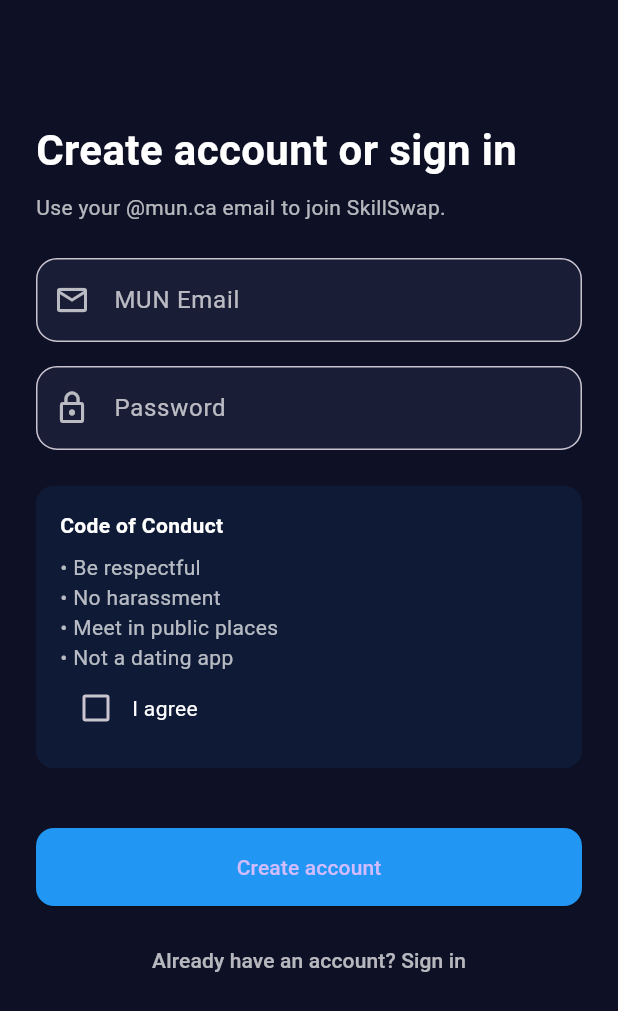
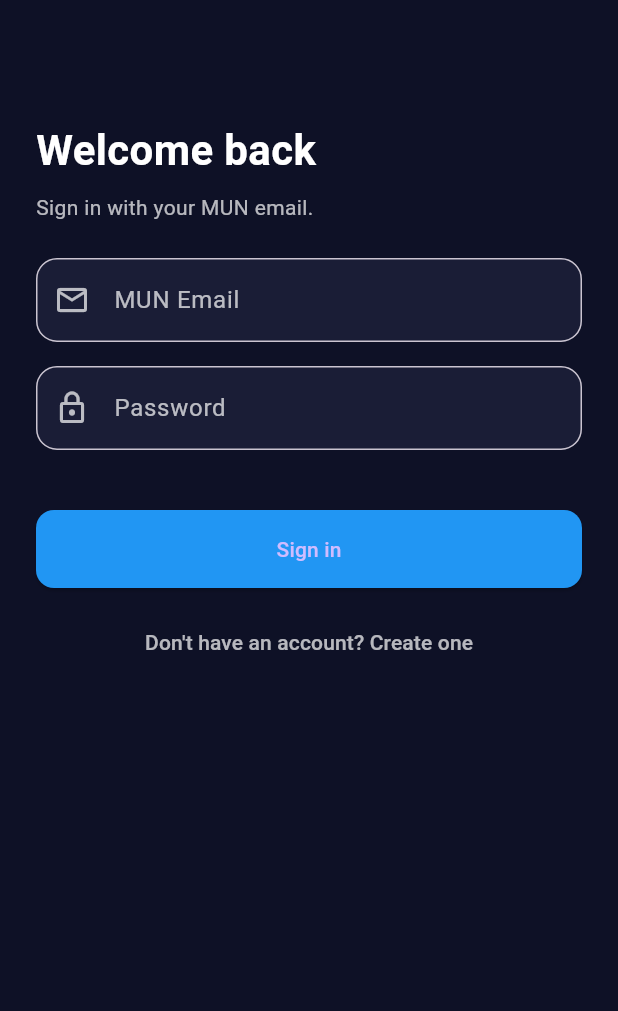
Before and after one commit to muhammedp07/gr07-skillswap-fall-2025, a Flutter app: the screen it shows after launch, on a phone screen of 412 x 824 dp. Shown: the top 1011 px of the screen. Run offline on Flutter 3.47's test engine with Material 3 defaults, Android fonts, the phone set to English and light mode, and no system bars; our stand-ins replace firebase_auth, firebase_core; accounts and stored records are empty.

Commit message:
refactor(auth): improve UX flow (default to sign-in, add mode switching, fix sign-in button)

```diff
--- a/lib/screens/auth/login_screen.dart
+++ b/lib/screens/auth/login_screen.dart
@@ -1,5 +1,7 @@
 import 'package:flutter/material.dart';
 import 'package:firebase_auth/firebase_auth.dart';
+
+enum AuthMode { signIn, signUp }
 
 class LoginScreen extends StatefulWidget {
   const LoginScreen({super.key});
@@ -11,11 +13,17 @@ class LoginScreen extends StatefulWidget {
 class _LoginScreenState extends State<LoginScreen> {
   final emailController = TextEditingController();
   final passwordController = TextEditingController();
+
   bool acceptedConduct = false;
+  bool loading = false;
   String? errorMessage;
+
+  AuthMode _mode = AuthMode.signIn;
 
   @override
   Widget build(BuildContext context) {
+    final isSignUp = _mode == AuthMode.signUp;
+
     return Scaffold(
       backgroundColor: const Color(0xFF0E1126),
       appBar: AppBar(backgroundColor: const Color(0xFF0E1126), elevation: 0),
@@ -24,18 +32,20 @@ class _LoginScreenState extends State<LoginScreen> {
         child: Column(
           crossAxisAlignment: CrossAxisAlignment.start,
           children: [
-            const Text(
-              "Create account or sign in",
-              style: TextStyle(
+            Text(
+              isSignUp ? "Create your account" : "Welcome back",
+              style: const TextStyle(
                 color: Colors.white,
                 fontSize: 28,
                 fontWeight: FontWeight.w700,
               ),
             ),
             const SizedBox(height: 8),
-            const Text(
-              "Use your @mun.ca email to join SkillSwap.",
-              style: TextStyle(color: Colors.white70),
+            Text(
+              isSignUp
+                  ? "Use your @mun.ca email to join SkillSwap."
+                  : "Sign in with your MUN email.",
+              style: const TextStyle(color: Colors.white70),
             ),
 
             const SizedBox(height: 24),
@@ -45,7 +55,6 @@ class _LoginScreenState extends State<LoginScreen> {
               label: "MUN Email",
               icon: Icons.email_outlined,
             ),
-
             const SizedBox(height: 16),
 
             _buildTextField(
@@ -55,21 +64,25 @@ class _LoginScreenState extends State<LoginScreen> {
               icon: Icons.lock_outline,
             ),
 
-            const SizedBox(height: 24),
-
-            _buildCodeOfConduct(),
-
             const SizedBox(height: 20),
 
-            if (errorMessage != null)
+            if (isSignUp) _buildCodeOfConduct(),
+
+            if (errorMessage != null) ...[
+              const SizedBox(height: 12),
               Text(
                 errorMessage!,
                 style: const TextStyle(color: Colors.redAccent),
               ),
+            ],
 
             const SizedBox(height: 20),
 
-            _buildButtons(),
+            _buildSubmitButton(isSignUp),
+
+            const SizedBox(height: 12),
+
+            _buildSwitchModeButton(isSignUp),
           ],
         ),
       ),
@@ -89,9 +102,9 @@ class _LoginScreenState extends State<LoginScreen> {
       decoration: InputDecoration(
         labelText: label,
         labelStyle: const TextStyle(color: Colors.white70),
-        prefixIcon: icon != null ? Icon(icon, color: Colors.white70) : null,
         filled: true,
         fillColor: const Color(0xFF1A1D36),
+        prefixIcon: icon != null ? Icon(icon, color: Colors.white70) : null,
         border: OutlineInputBorder(borderRadius: BorderRadius.circular(14)),
       ),
     );
@@ -99,7 +112,6 @@ class _LoginScreenState extends State<LoginScreen> {
 
   Widget _buildCodeOfConduct() {
     return Container(
-      width: double.infinity,
       padding: const EdgeInsets.all(16),
       decoration: BoxDecoration(
         color: Colors.blue.withOpacity(0.08),
@@ -131,11 +143,72 @@ class _LoginScreenState extends State<LoginScreen> {
     );
   }
 
-  Widget _buildButtons() {
-    return Column(
-      children: [
-        ElevatedButton(
-          onPressed: () async {
+  Widget _buildSubmitButton(bool isSignUp) {
+    return ElevatedButton(
+      onPressed: loading
+          ? null
+          : () => isSignUp ? _handleSignUp() : _handleSignIn(),
+      style: ElevatedButton.styleFrom(
+        minimumSize: const Size(double.infinity, 52),
+        backgroundColor: Colors.blue,
+        shape: RoundedRectangleBorder(borderRadius: BorderRadius.circular(12)),
+      ),
+      child: loading
+          ? const SizedBox(
+              height: 18,
+              width: 18,
+              child: CircularProgressIndicator(
+                color: Colors.white,
+                strokeWidth: 2,
+              ),
+            )
+          : Text(isSignUp ? "Create account" : "Sign in"),
+    );
+  }
+
+  Widget _buildSwitchModeButton(bool isSignUp) {
+    return Center(
+      child: TextButton(
+        onPressed: () {
+          setState(() {
+            _mode = isSignUp ? AuthMode.signIn : AuthMode.signUp;
+            errorMessage = null; // clear errors
+          });
+        },
+        child: Text(
+          isSignUp
+              ? "Already have an account? Sign in"
+              : "Don't have an account? Create one",
+          style: const TextStyle(color: Colors.white70),
+        ),
+      ),
+    );
+  }
+
+  Future<void> _handleSignIn() async {
+    final email = emailController.text.trim();
+    final password = passwordController.text.trim();
+
+    if (!email.endsWith('@mun.ca')) {
+      setState(() => errorMessage = "Please use your @mun.ca email.");
+      return;
+    }
+
+    setState(() => loading = true);
+
+    try {
+      await FirebaseAuth.instance.signInWithEmailAndPassword(
+        email: email,
+        password: password,
+      );
+    } on FirebaseAuthException catch (e) {
+      setState(() => errorMessage = e.message);
+    }
+
+    setState(() => loading = false);
+  }
+
+  Future<void> _handleSignUp() async {
     final email = emailController.text.trim();
     final password = passwordController.text.trim();
 
@@ -145,11 +218,11 @@ class _LoginScreenState extends State<LoginScreen> {
     }
 
     if (!acceptedConduct) {
-              setState(
-                () => errorMessage = "You must agree to the Code of Conduct.",
-              );
+      setState(() => errorMessage = "You must agree to the Code of Conduct.");
       return;
     }
+
+    setState(() => loading = true);
 
     try {
       await FirebaseAuth.instance.createUserWithEmailAndPassword(
@@ -159,37 +232,7 @@ class _LoginScreenState extends State<LoginScreen> {
     } on FirebaseAuthException catch (e) {
       setState(() => errorMessage = e.message);
     }
-          },
-          style: ElevatedButton.styleFrom(
-            minimumSize: const Size(double.infinity, 52),
-            backgroundColor: Colors.blue,
-            shape: RoundedRectangleBorder(
-              borderRadius: BorderRadius.circular(12),
-            ),
-          ),
-          child: const Text("Create account"),
-        ),
-        const SizedBox(height: 12),
-        TextButton(
-          onPressed: () async {
-            final email = emailController.text.trim();
-            final password = passwordController.text.trim();
 
-            try {
-              await FirebaseAuth.instance.signInWithEmailAndPassword(
-                email: email,
-                password: password,
-              );
-            } on FirebaseAuthException catch (e) {
-              setState(() => errorMessage = e.message);
-            }
-          },
-          child: const Text(
-            "Already have an account? Sign in",
-            style: TextStyle(color: Colors.white70),
-          ),
-        ),
-      ],
-    );
+    setState(() => loading = false);
   }
 }
```
Lines whose indentation alone changed are shown as unchanged.
